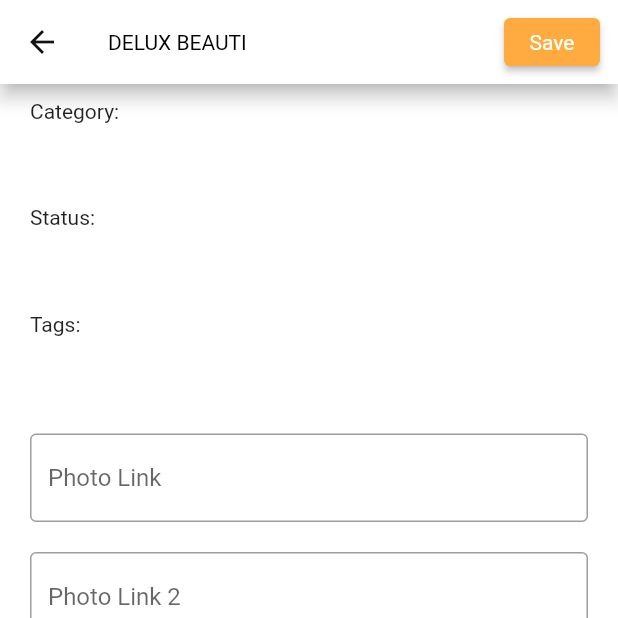
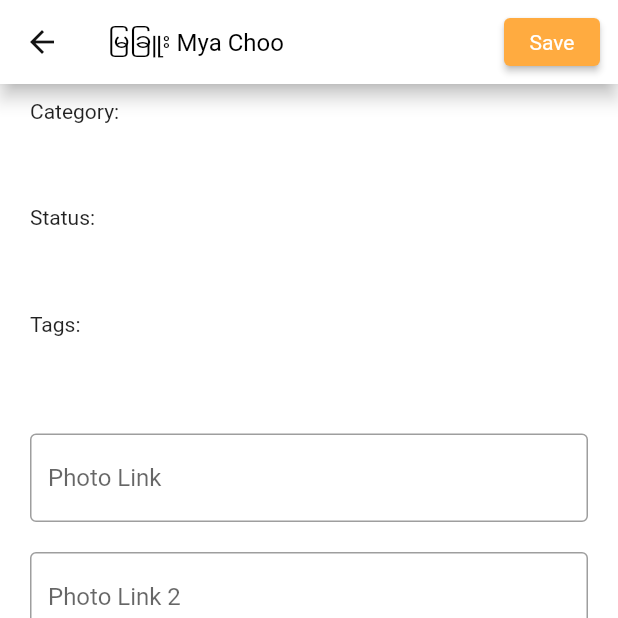
Before and after one commit to myachoo/admin, a Flutter app: the UploadItem screen opened by its route, on a phone screen of 412 x 824 dp, the top half of it. Run offline on Flutter 3.47's test engine with Material 2 defaults, Android fonts, the phone set to English and light mode, and no system bars; our stand-ins replace cached_network_image, carousel_slider, cloud_firestore, dartz, dio, firebase_auth and 19 more; missing offline and left inert: bluetooth_print; accounts and stored records are empty; generated files the repository leaves out were written again.

Commit message:
UI Update

```diff
--- a/lib/controller/upload_controller.dart
+++ b/lib/controller/upload_controller.dart
@@ -189,6 +189,7 @@
                   category: _homeController.category.value,
                   tags: tagsMap.values.map((e) => e).toList(),
                   brandName: brandNameController.text,
+              deliveryTime: deliveryTimeController.text,
                 )
                 .toJson(),
           );
@@ -215,6 +216,7 @@
                   tags: tagsMap.values.map((e) => e).toList(),
                   brandName: brandNameController.text,
                   dateTime: DateTime.now(),
+              deliveryTime: deliveryTimeController.text,
             ).toJson(),
           );
         }
--- a/lib/screen/home_screen.dart
+++ b/lib/screen/home_screen.dart
@@ -16,7 +16,7 @@
 List<Widget> _template = [
   HomeView(),
   Shop(),
-  HotView(),
+  // HotView(),
   // BrandView(),
   CartView(),
   FavouriteView(),
--- a/lib/screen/item_upload_screen.dart
+++ b/lib/screen/item_upload_screen.dart
@@ -34,8 +34,8 @@
       backgroundColor: scaffoldBackground,
       appBar: AppBar(
         title: Text(
-          "DELUX BEAUTI",
-          style: TextStyle(color: Colors.black, fontSize: 14)),
+          "မြခြူး Mya Choo",
+          style: TextStyle(color: Colors.black, fontSize: 16)),
         actions: [
           // if (!(homecontroller.editItem.value == null)) ...[
           //   Padding(
@@ -234,22 +234,22 @@
               ),
             ),
             //Discount
-            Padding(
-              padding: EdgeInsets.only(
-                top: 20,
-                left: 20,
-                right: 20,
-              ),
-              child: TextFormField(
-                controller: controller.discountPriceController,
-                validator: (value) => controller.validator(value: value,isOptional: true),
-                keyboardType: TextInputType.number,
-                decoration: InputDecoration(
-                  hintText: 'အထူးလျော့ဈေး',
-                  border: OutlineInputBorder(),
-                ),
-              ),
-            ),
+            // Padding(
+            //   padding: EdgeInsets.only(
+            //     top: 20,
+            //     left: 20,
+            //     right: 20,
+            //   ),
+            //   child: TextFormField(
+            //     controller: controller.discountPriceController,
+            //     validator: (value) => controller.validator(value: value,isOptional: true),
+            //     keyboardType: TextInputType.number,
+            //     decoration: InputDecoration(
+            //       hintText: 'အထူးလျော့ဈေး',
+            //       border: OutlineInputBorder(),
+            //     ),
+            //   ),
+            // ),
             //Color
             Padding(
               padding: EdgeInsets.only(
@@ -301,22 +301,22 @@
                 ? sizePriceListWidget()
                 : const SizedBox(height: 0)),
             //Reward Point
-             Padding(
-              padding: EdgeInsets.only(
-                top: 20,
-                left: 20,
-                right: 20,
-              ),
-              child: TextFormField(
-                controller: controller.requirePointController,
-                validator: (value) => controller.validator(value: value,isOptional: true),
-                keyboardType: TextInputType.number,
-                decoration: InputDecoration(
-                  hintText: 'reward point',
-                  border: OutlineInputBorder(),
-                ),
-              ),
-            ),
+            //  Padding(
+            //   padding: EdgeInsets.only(
+            //     top: 20,
+            //     left: 20,
+            //     right: 20,
+            //   ),
+            //   child: TextFormField(
+            //     controller: controller.requirePointController,
+            //     validator: (value) => controller.validator(value: value,isOptional: true),
+            //     keyboardType: TextInputType.number,
+            //     decoration: InputDecoration(
+            //       hintText: 'reward point',
+            //       border: OutlineInputBorder(),
+            //     ),
+            //   ),
+            // ),
             //Delivery Time
              Padding(
               padding: EdgeInsets.only(
--- a/lib/screen/manage_item.dart
+++ b/lib/screen/manage_item.dart
@@ -37,7 +37,7 @@
       backgroundColor: scaffoldBackground,
       appBar: AppBar(
         title: Text(
-          "DELUX BEAUTI",
+          "မြခြူး Mya Choo",
           style: TextStyle(
               fontSize: 16,
               fontWeight: FontWeight.bold,
--- a/lib/screen/view/home.dart
+++ b/lib/screen/view/home.dart
@@ -146,7 +146,7 @@
                                 );
                               }else{
                                 //REWARD WIDGET
-                                return AspectRatio(aspectRatio: 16/13,
+                                return AspectRatio(aspectRatio: 1,
                                 child: Padding(
                                   padding: const EdgeInsets.only(top: 20),
                                   child: Column(
--- a/lib/widgets/reward_product_widget.dart
+++ b/lib/widgets/reward_product_widget.dart
@@ -21,7 +21,7 @@
           },
           child: ConstrainedBox(
                   constraints: BoxConstraints(
-                    maxHeight: 100,
+                    maxHeight: 200,
                   ),
                   child:Card(
                    elevation: 5,
@@ -66,6 +66,7 @@
                                           fontWeight: FontWeight.bold,
                                         ),
                                       ),
+
                                   ): const SizedBox(),
                                   Padding(
                                     padding: const EdgeInsets.all(5),
```
Also changed, not shown: lib/screen/detail_screen.dart (+97 -56 lines), lib/screen/view/hot.dart (+12 -15 lines), lib/widgets/bottom_nav.dart (+30 -30 lines), lib/widgets/normal_product_widget.dart (+4 -5 lines), lib/widgets/view_all/viewall_normal_product.dart (+2 -5 lines), 5 other files. Lines whose indentation alone changed are shown as unchanged.
